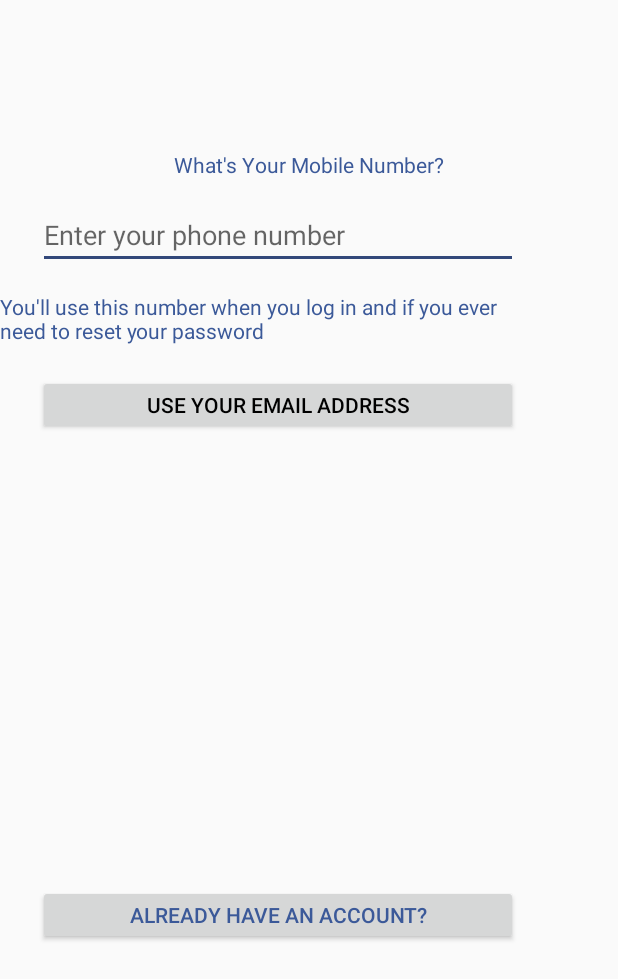
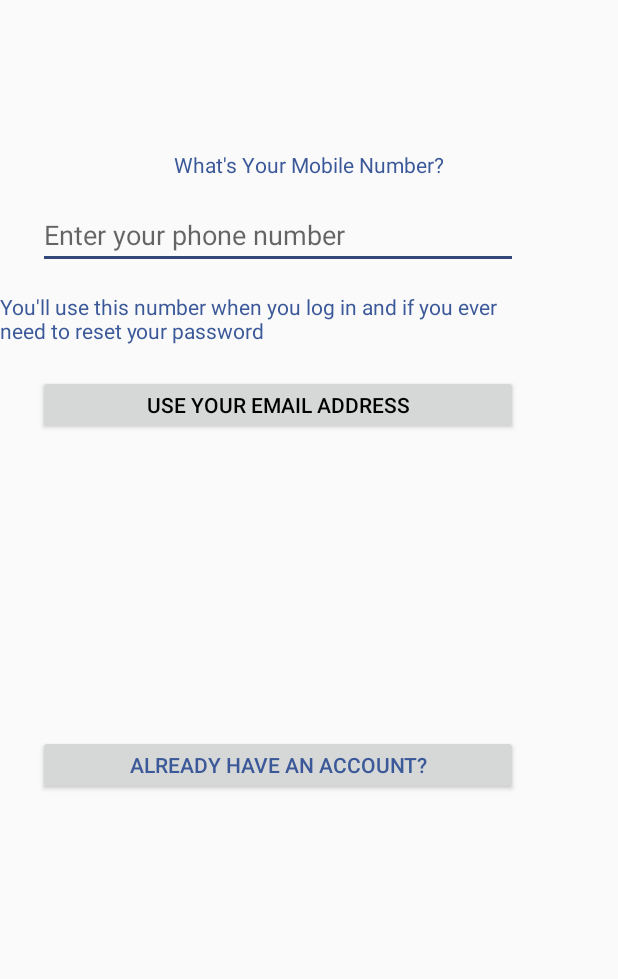
Before and after one commit to xuefeihexue/FacebookJack, an Android app: the layout siup_up_withnumber.xml on its own in the app's theme, with its tools: preview values and no code run, on a phone screen of 412 x 824 dp. Shown: the top 979 px of the screen. Run offline under Robolectric (Android 15) with nearby library versions, the phone set to English and light mode, and no system bars.

Commit message:
update email login page

```diff
--- a/app/src/main/res/layout/siup_up_withnumber.xml
+++ b/app/src/main/res/layout/siup_up_withnumber.xml
@@ -36,7 +36,7 @@
     <Button
         android:layout_width="320dp"
         android:layout_height="40dp"
-        android:layout_marginTop="300dp"
+        android:layout_marginTop="200dp"
         android:layout_marginStart="25dp"
         android:text="Already have an account?"
         android:textColor="?attr/colorPrimary"/>
```
